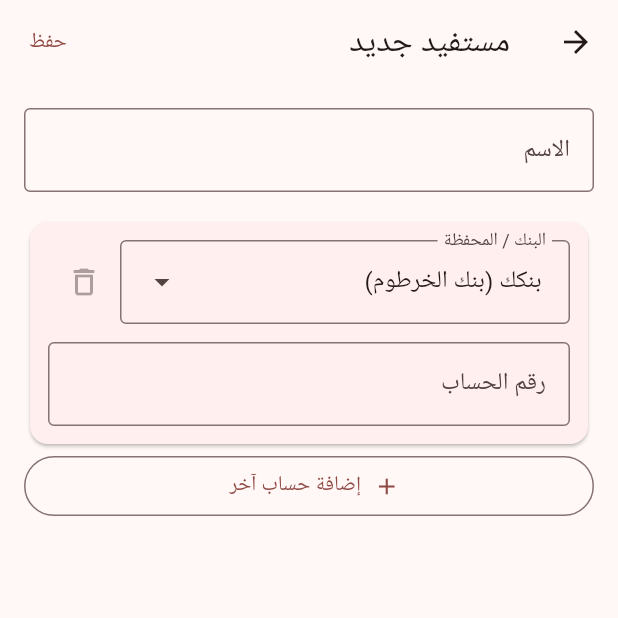
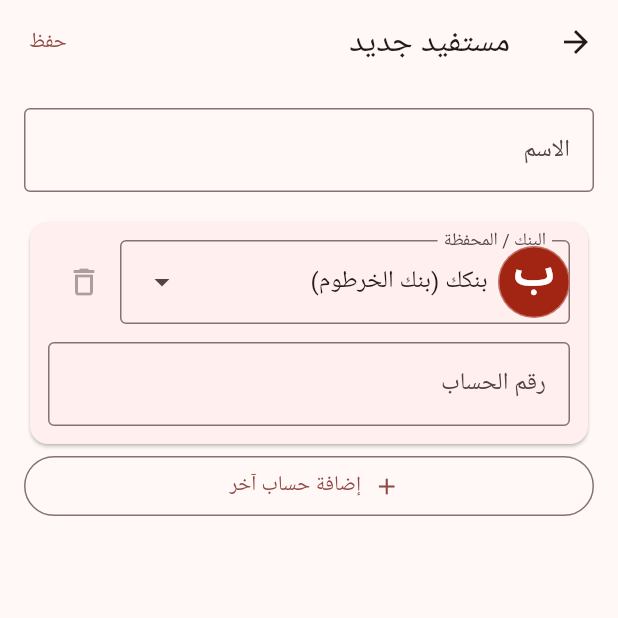
Before and after one commit to gatogato999/beneficiaries, a Flutter app: the PeopleTab screen opened directly, after a tap on "إضافة", on a phone screen of 412 x 824 dp, the top half of it. Run offline on Flutter 3.47's test engine with Material 3 defaults, Android fonts, the phone set to English and light mode, and no system bars; our stand-ins replace share_plus.

Commit message:
Centre bank badge letters by their measured shape

```diff
--- /dev/null
+++ b/lib/bank_badge.dart
@@ -0,0 +1,79 @@
+import 'package:flutter/material.dart';
+
+import 'badge_glyphs.dart';
+import 'bank_style.dart';
+
+/// Round badge with the bank's colour and first letter. Decorative: the bank's name is always next to it.
+///
+/// The letter is drawn with a bundled font and placed by its measured ink box, so it is centred and sized
+/// the same on every phone whatever the system font or font scale.
+class BankBadge extends StatelessWidget {
+  final String bankId;
+  final String name;
+  final double size;
+  const BankBadge({super.key, required this.bankId, required this.name, this.size = 28});
+
+  @override
+  Widget build(BuildContext context) {
+    return ExcludeSemantics(
+      child: SizedBox(
+        width: size,
+        height: size,
+        child: CustomPaint(painter: _BadgePainter(bankStyle(bankId, name))),
+      ),
+    );
+  }
+}
+
+class _BadgePainter extends CustomPainter {
+  final BankStyle style;
+  _BadgePainter(this.style);
+
+  @override
+  void paint(Canvas canvas, Size size) {
+    final d = size.width;
+    final r = d / 2;
+    final letterColor = Color(style.letterArgb);
+    canvas.drawCircle(Offset(r, r), r, Paint()..color = Color(style.argb));
+    canvas.drawCircle(
+      Offset(r, r),
+      r - 0.5,
+      Paint()
+        ..style = PaintingStyle.stroke
+        ..strokeWidth = 1
+        ..color = letterColor.withValues(alpha: .35), // keeps the badge visible in dark mode
+    );
+
+    final ink = glyphInkFor(style.letter);
+    final fontSize = badgeFontSize(d, ink);
+    // A TextPainter ignores the system font scale, so the letter always fits the circle.
+    final tp = TextPainter(
+      text: TextSpan(
+        text: style.letter,
+        style: TextStyle(
+          fontFamily: ink != null ? 'BadgeLetters' : null,
+          fontWeight: FontWeight.w700,
+          fontSize: fontSize,
+          color: letterColor,
+        ),
+      ),
+      textDirection: TextDirection.rtl,
+    )..layout();
+    final o = badgeTextOrigin(
+      diameter: d,
+      fontSize: fontSize,
+      boxWidth: tp.width,
+      boxHeight: tp.height,
+      baseline: tp.computeDistanceToActualBaseline(TextBaseline.alphabetic),
+      ink: ink,
+    );
+    tp.paint(canvas, Offset(o.x, o.y));
+    tp.dispose();
+  }
+
+  @override
+  bool shouldRepaint(_BadgePainter old) =>
+      old.style.argb != style.argb ||
+      old.style.letterArgb != style.letterArgb ||
+      old.style.letter != style.letter;
+}
--- /dev/null
+++ b/lib/bank_style.dart
@@ -0,0 +1,109 @@
+import 'dart:math' as math;
+
+/// Look of a bank's round badge: a background colour, the letter, and the letter's colour.
+/// No logos, so no trademark questions.
+class BankStyle {
+  /// Background, 0xFFRRGGBB.
+  final int argb;
+
+  /// White or black, whichever is easier to read on the background (contrast of at least 4.5).
+  final int letterArgb;
+  final String letter;
+  const BankStyle(this.argb, this.letterArgb, this.letter);
+}
+
+/// One distinct hue (degrees) per built-in bank. A bank that is not listed here (for example a custom
+/// bank added later) gets a hue from its id, so it always has the same colour.
+const kBankHues = {
+  'bankak': 8,
+  'okash': 32,
+  'fawry': 56,
+  'mycashi': 80,
+  'mashreq': 104,
+  'amanplus': 128,
+  'masrafak': 152,
+  'french': 176,
+  'zirai': 200,
+  'salam': 224,
+  'baraka': 248,
+  'animal': 272,
+  'aqari': 296,
+  'industry': 320,
+  'mal': 344,
+};
+
+int _fnv1a(String s) {
+  var h = 0x811C9DC5;
+  for (final u in s.codeUnits) {
+    h ^= u;
+    h = (h * 0x01000193) & 0xFFFFFFFF;
+  }
+  return h;
+}
+
+int hueOf(String bankId) => kBankHues[bankId] ?? _fnv1a(bankId) % 360;
+
+int _hslToArgb(double h, double s, double l) {
+  final c = (1 - (2 * l - 1).abs()) * s;
+  final x = c * (1 - ((h / 60) % 2 - 1).abs());
+  final m = l - c / 2;
+  double r, g, b;
+  if (h < 60) {
+    r = c; g = x; b = 0;
+  } else if (h < 120) {
+    r = x; g = c; b = 0;
+  } else if (h < 180) {
+    r = 0; g = c; b = x;
+  } else if (h < 240) {
+    r = 0; g = x; b = c;
+  } else if (h < 300) {
+    r = x; g = 0; b = c;
+  } else {
+    r = c; g = 0; b = x;
+  }
+  int ch(double v) => ((v + m) * 255).round();
+  return 0xFF000000 | (ch(r) << 16) | (ch(g) << 8) | ch(b);
+}
+
+// Neighbouring hues alternate between three lightness levels, so banks next to each other on the colour
+// wheel still look different.
+const _levels = [0.35, 0.50, 0.65];
+
+/// The background colour for a hue in degrees (0 to 359).
+int colorForHue(int hue) => _hslToArgb(hue.toDouble(), 0.8, _levels[(hue ~/ 24) % 3]);
+
+double _linear(int v) {
+  final c = v / 255;
+  return c <= 0.03928 ? c / 12.92 : math.pow((c + 0.055) / 1.055, 2.4).toDouble();
+}
+
+/// Relative luminance (WCAG) of a 0xFFRRGGBB colour.
+double luminanceOf(int argb) =>
+    0.2126 * _linear((argb >> 16) & 0xFF) + 0.7152 * _linear((argb >> 8) & 0xFF) + 0.0722 * _linear(argb & 0xFF);
+
+/// WCAG contrast ratio between two colours (1 to 21).
+double contrastRatio(int a, int b) {
+  final la = luminanceOf(a), lb = luminanceOf(b);
+  return (math.max(la, lb) + 0.05) / (math.min(la, lb) + 0.05);
+}
+
+/// White or black, whichever has the higher contrast on [background] (always at least 4.5).
+int letterColorFor(int background) =>
+    contrastRatio(background, 0xFFFFFFFF) >= contrastRatio(background, 0xFF000000) ? 0xFFFFFFFF : 0xFF000000;
+
+/// First letter of the first meaningful word: the generic word for "bank" and the Arabic "ال" are skipped,
+/// so "بنك السلام السوداني" gives "س" and "Bank of Nile" gives "O".
+String bankLetter(String name) {
+  const generic = {'بنك', 'البنك', 'bank', 'the'};
+  final words = name.trim().split(RegExp(r'\s+')).where((w) => w.isNotEmpty).toList();
+  final meaningful = words.where((w) => !generic.contains(w.toLowerCase())).toList();
+  var w = meaningful.isNotEmpty ? meaningful.first : (words.isNotEmpty ? words.first : '');
+  if (w.startsWith('ال') && w.length > 3) w = w.substring(2);
+  if (w.isEmpty) return '?';
+  return String.fromCharCode(w.runes.first).toUpperCase();
+}
+
+BankStyle bankStyle(String bankId, String name) {
+  final background = colorForHue(hueOf(bankId));
+  return BankStyle(background, letterColorFor(background), bankLetter(name));
+}
--- a/lib/person_editor.dart
+++ b/lib/person_editor.dart
@@ -1,5 +1,6 @@
 import 'package:flutter/material.dart';
 
+import 'bank_badge.dart';
 import 'banks.dart';
 import 'common.dart';
 import 'digits_input.dart';
@@ -73,10 +74,16 @@ class _PersonEditorState extends State<PersonEditor> {
                       initialSelection: r.bankId,
                       expandedInsets: EdgeInsets.zero,
                       label: const Text('البنك / المحفظة'),
+                      leadingIcon: BankBadge(bankId: r.bankId, name: bankById(r.bankId)?.name ?? r.bankId, size: 24),
                       dropdownMenuEntries: [
-                        for (final b in banks) DropdownMenuEntry(value: b.id, label: b.label)
+                        for (final b in banks)
+                          DropdownMenuEntry(
+                            value: b.id,
+                            label: b.label,
+                            leadingIcon: BankBadge(bankId: b.id, name: b.name, size: 24),
+                          ),
                       ],
-                      onSelected: (v) => r.bankId = v ?? r.bankId,
+                      onSelected: (v) => setState(() => r.bankId = v ?? r.bankId),
                     ),
                   ),
                   IconButton(
```
Also changed, not shown: assets/fonts/OFL-NotoSansArabic.txt (added, +93 -0 lines), lib/badge_glyphs.dart (added, +89 -0 lines), lib/converter_tab.dart (+10 -1 lines), lib/main.dart (+8 -0 lines), lib/people_tab.dart (+18 -3 lines), pubspec.yaml (+9 -0 lines), assets/fonts/BadgeLetters-Bold.ttf (added), 4 other files.
